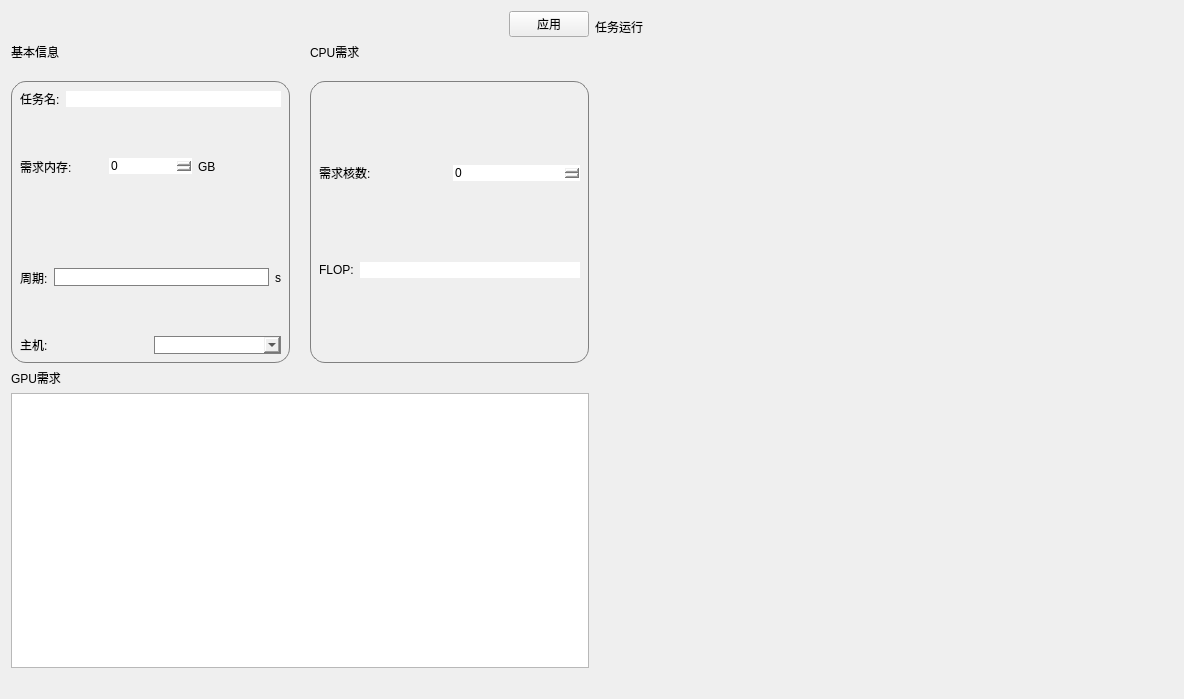
tocods/jobSimQt, file component/jobinfo.ui: the form before one commit.
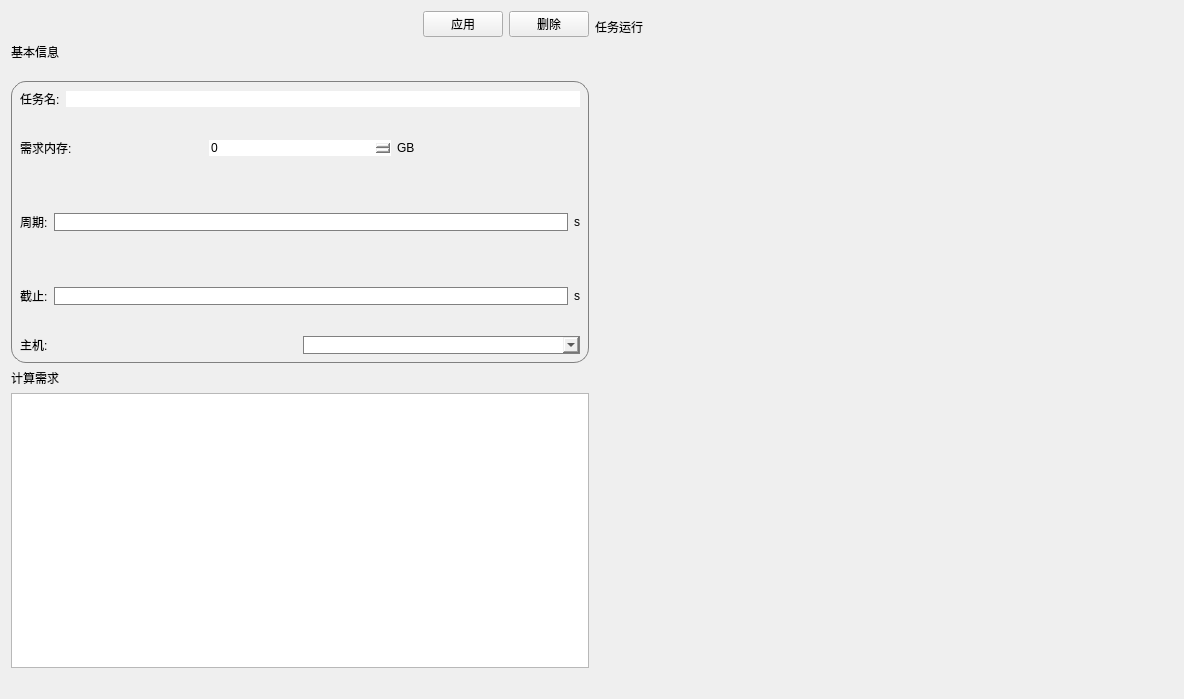
The form after the commit. Icons and pictures are not drawn.

```diff
--- a/component/jobinfo.ui
+++ b/component/jobinfo.ui
@@ -19,7 +19,7 @@
      <item>
       <layout class="QVBoxLayout" name="verticalLayout_7" stretch="1,20">
        <item>
-        <layout class="QHBoxLayout" name="horizontalLayout_9" stretch="10,1">
+        <layout class="QHBoxLayout" name="horizontalLayout_9" stretch="10,1,0">
          <item>
           <widget class="QLabel" name="label_13">
            <property name="text">
@@ -34,12 +34,19 @@
            </property>
           </widget>
          </item>
+         <item>
+          <widget class="QPushButton" name="delete_2">
+           <property name="text">
+            <string>删除</string>
+           </property>
+          </widget>
+         </item>
         </layout>
        </item>
        <item>
         <layout class="QVBoxLayout" name="verticalLayout_6" stretch="1,1">
          <item>
-          <layout class="QHBoxLayout" name="horizontalLayout_7" stretch="1,1">
+          <layout class="QHBoxLayout" name="horizontalLayout_7" stretch="1">
            <property name="spacing">
             <number>20</number>
            </property>
@@ -140,6 +147,33 @@
                     </item>
                    </layout>
                   </item>
+                  <item>
+                   <layout class="QHBoxLayout" name="horizontalLayout_14">
+                    <item>
+                     <widget class="QLabel" name="label_15">
+                      <property name="styleSheet">
+                       <string notr="true">border: none</string>
+                      </property>
+                      <property name="text">
+                       <string>截止:</string>
+                      </property>
+                     </widget>
+                    </item>
+                    <item>
+                     <widget class="QLineEdit" name="lineEdit"/>
+                    </item>
+                    <item>
+                     <widget class="QLabel" name="label_16">
+                      <property name="styleSheet">
+                       <string notr="true">border: none</string>
+                      </property>
+                      <property name="text">
+                       <string>s</string>
+                      </property>
+                     </widget>
+                    </item>
+                   </layout>
+                  </item>
                   <item>
                    <layout class="QHBoxLayout" name="horizontalLayout_13">
                     <item>
@@ -164,73 +198,6 @@
              </item>
             </layout>
            </item>
-           <item>
-            <layout class="QVBoxLayout" name="verticalLayout_4" stretch="1,30">
-             <item>
-              <widget class="QLabel" name="label_7">
-               <property name="text">
-                <string>CPU需求</string>
-               </property>
-              </widget>
-             </item>
-             <item>
-              <widget class="QWidget" name="widget_2" native="true">
-               <property name="styleSheet">
-                <string notr="true">border: 1px solid grey;
-border-radius: 15px; </string>
-               </property>
-               <layout class="QHBoxLayout" name="horizontalLayout_12">
-                <item>
-                 <layout class="QVBoxLayout" name="verticalLayout_3">
-                  <item>
-                   <layout class="QHBoxLayout" name="horizontalLayout_5">
-                    <item>
-                     <widget class="QLabel" name="label_9">
-                      <property name="styleSheet">
-                       <string notr="true">border:  none</string>
-                      </property>
-                      <property name="text">
-                       <string>需求核数:</string>
-                      </property>
-                     </widget>
-                    </item>
-                    <item>
-                     <widget class="QSpinBox" name="corenum">
-                      <property name="styleSheet">
-                       <string notr="true">border:none</string>
-                      </property>
-                     </widget>
-                    </item>
-                   </layout>
-                  </item>
-                  <item>
-                   <layout class="QHBoxLayout" name="horizontalLayout_4">
-                    <item>
-                     <widget class="QLabel" name="label_10">
-                      <property name="styleSheet">
-                       <string notr="true">border: none</string>
-                      </property>
-                      <property name="text">
-                       <string>FLOP:</string>
-                      </property>
-                     </widget>
-                    </item>
-                    <item>
-                     <widget class="QLineEdit" name="cpuflops">
-                      <property name="styleSheet">
-                       <string notr="true">border: none</string>
-                      </property>
-                     </widget>
-                    </item>
-                   </layout>
-                  </item>
-                 </layout>
-                </item>
-               </layout>
-              </widget>
-             </item>
-            </layout>
-           </item>
           </layout>
          </item>
          <item>
@@ -238,7 +205,7 @@
            <item>
             <widget class="QLabel" name="label_11">
              <property name="text">
-              <string>GPU需求</string>
+              <string>计算需求</string>
              </property>
             </widget>
            </item>
```
